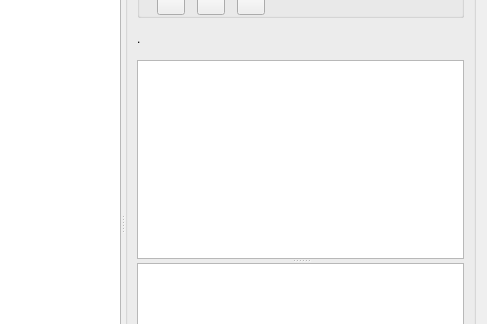
ccbogel/QualCoder, file GUI_UIs/ui_dialog_code_text.ui: the form before one commit; both pictures show x 537 to 1024 and y 211 to 535 of the 1024 by 695 pixel window.
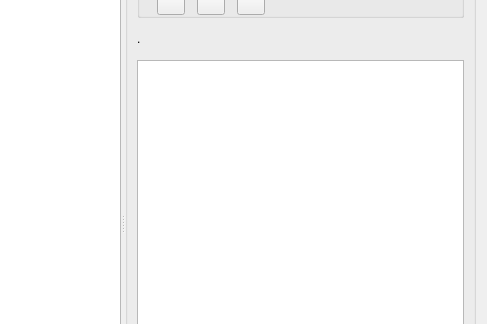
The form after the commit.

What changed in the file:
```diff
--- a/GUI_UIs/ui_dialog_code_text.ui
+++ b/GUI_UIs/ui_dialog_code_text.ui
@@ -791,7 +791,6 @@
          <property name="orientation">
           <enum>Qt::Vertical</enum>
          </property>
-         <widget class="QTextEdit" name="textEdit_code_rule"/>
          <widget class="QTextEdit" name="textEdit_info"/>
         </widget>
        </item>
```
